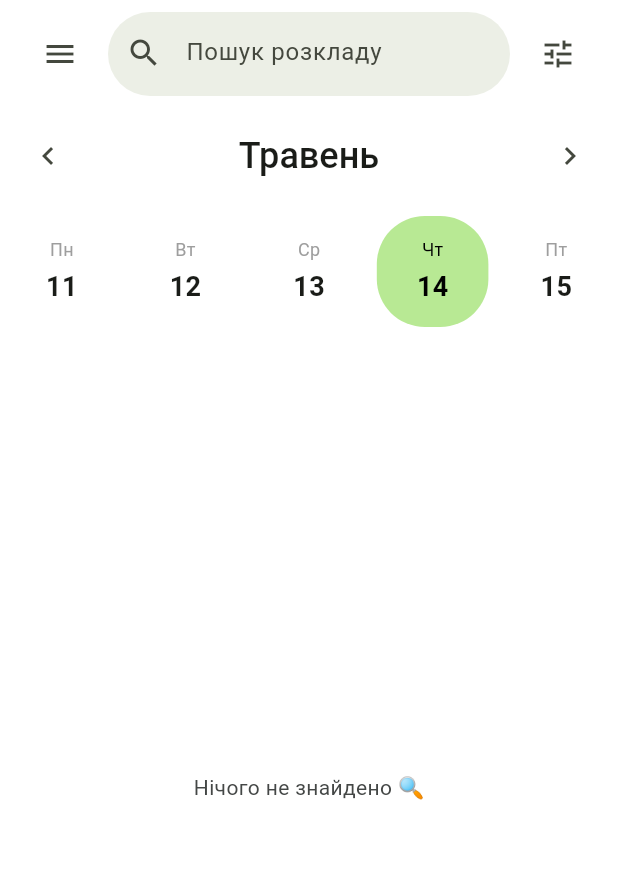
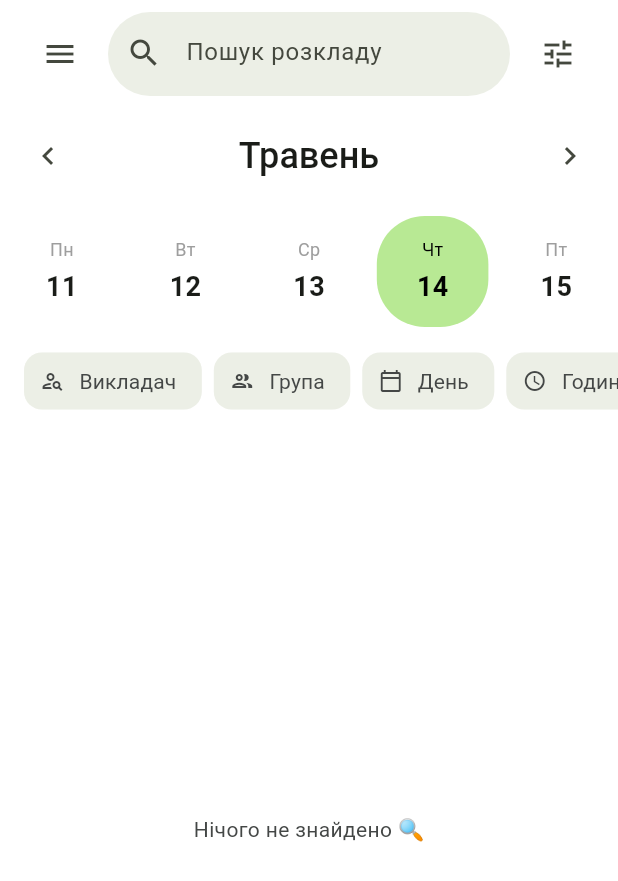
Before and after one commit to hahanzo/university_schedule_app, a Flutter app: the screen it shows after launch, after a tap on the "tune" icon, on a phone screen of 412 x 824 dp. Shown: the top 881 px of the screen. Run offline on Flutter 3.47's test engine with Material 3 defaults, Android fonts, the phone set to English and light mode, and no system bars; our stand-ins replace cloud_firestore, firebase_core, flutter_bloc, freezed_annotation, get_it; accounts and stored records are empty; generated files the repository leaves out were written again.

Commit message:
feat: implement filtering functionality in schedule screen with new UI components

```diff
--- a/lib/core/injection.dart
+++ b/lib/core/injection.dart
@@ -27,5 +27,7 @@ Future<void> configureDependencies() async {
     () => ScheduleRepositoryImpl(getIt<FirebaseFirestore>()),
   );
 
-  getIt.registerFactory(() => ScheduleCubit(getIt<ScheduleRepository>()));
+  getIt.registerSingleton<ScheduleCubit>(
+    ScheduleCubit(getIt<ScheduleRepository>()),
+  );
 }
--- a/lib/main.dart
+++ b/lib/main.dart
@@ -2,6 +2,7 @@ import 'package:flutter_localizations/flutter_localizations.dart';
 import 'package:firebase_core/firebase_core.dart';
 import 'package:intl/date_symbol_data_local.dart';
 import 'package:flutter/material.dart';
+import 'package:flutter/services.dart';
 import 'presentation/pages/schedule_screen.dart';
 import 'core/theme/app_theme.dart';
 import 'core/injection.dart';
@@ -20,6 +21,13 @@ void main() async {
       storageBucket: "uni-schedule-dev.appspot.com",
     ),
   );
+
+  // Set transparent status bar and navigation bar for a more immersive experience
+  SystemChrome.setSystemUIOverlayStyle(const SystemUiOverlayStyle(
+    statusBarColor: Colors.transparent,
+    statusBarIconBrightness: Brightness.dark,
+    systemNavigationBarColor: Colors.transparent,
+  ));
 
   await configureDependencies();
 
--- a/lib/presentation/bloc/schedule_state.dart
+++ b/lib/presentation/bloc/schedule_state.dart
@@ -10,6 +10,7 @@ class ScheduleState with _$ScheduleState {
   const factory ScheduleState.loaded({
     required List<LessonDto> allLessons,
     required List<LessonDto> filteredLessons,
+    required List<String> selectedGroup,
   }) = _Loaded;
   const factory ScheduleState.error(String message) = _Error;
 }
--- a/lib/presentation/pages/schedule_screen.dart
+++ b/lib/presentation/pages/schedule_screen.dart
@@ -1,14 +1,16 @@
 import 'package:flutter/material.dart';
 import 'package:flutter_bloc/flutter_bloc.dart';
 import '../../core/injection.dart';
+import '../../core/theme/app_colors.dart';
 import '../../data/models/lesson_dto.dart';
 import '../bloc/schedule_cubit.dart';
 import '../bloc/schedule_state.dart';
+import '../widgets/filter_chips_bar.dart';
+import '../widgets/selection_bottom_sheet.dart';
+import '../widgets/time_divider.dart';
 import '../widgets/lesson_card.dart';
 import '../widgets/calendar_strip.dart';
 import '../widgets/schedule_header.dart';
-import '../../core/theme/app_colors.dart';
-import '../widgets/time_divider.dart';
 
 class ScheduleScreen extends StatefulWidget {
   const ScheduleScreen({super.key});
@@ -18,12 +20,14 @@ class ScheduleScreen extends StatefulWidget {
 }
 
 class _ScheduleScreenState extends State<ScheduleScreen> {
-  final _cubit = getIt<ScheduleCubit>();
+  late ScheduleCubit _cubit;
   DateTime _selectedDate = DateTime.now();
+  bool _isFilterVisible = false;
 
   @override
   void initState() {
     super.initState();
+    _cubit = getIt<ScheduleCubit>();
     _cubit.loadSchedule('КН-11-1');
   }
 
@@ -31,6 +35,38 @@ class _ScheduleScreenState extends State<ScheduleScreen> {
     setState(() {
       _selectedDate = newDate;
     });
+  }
+
+  void _toggleFilters() {
+    setState(() {
+      _isFilterVisible = !_isFilterVisible;
+    });
+  }
+
+  String _getDayName(int day) {
+    switch (day) {
+      case 1: return 'Понеділок';
+      case 2: return 'Вівторок';
+      case 3: return 'Середа';
+      case 4: return 'Четвер';
+      case 5: return 'П\'ятниця';
+      case 6: return 'Субота';
+      case 7: return 'Неділя';
+      default: return 'Невідомо';
+    }
+  }
+
+  int? _getDayNumber(String? dayName) {
+    switch (dayName) {
+      case 'Понеділок': return 1;
+      case 'Вівторок': return 2;
+      case 'Середа': return 3;
+      case 'Четвер': return 4;
+      case 'П\'ятниця': return 5;
+      case 'Субота': return 6;
+      case 'Неділя': return 7;
+      default: return null;
+    }
   }
 
   // Logic to check if the lesson has already ended
@@ -54,6 +90,17 @@ class _ScheduleScreenState extends State<ScheduleScreen> {
     }
   }
 
+  // Logic for switching months
+  void _changeMonth(int offset) {
+    setState(() {
+      _selectedDate = DateTime(
+        _selectedDate.year,
+        _selectedDate.month + offset,
+        _selectedDate.day,
+      );
+    });
+  }
+
   // Function to call the Material 3 Date Picker
   Future<void> _showDatePicker() async {
     final DateTime? picked = await showDatePicker(
@@ -67,22 +114,70 @@ class _ScheduleScreenState extends State<ScheduleScreen> {
     }
   }
 
-  // Logic for switching months
-  void _changeMonth(int offset) {
-    setState(() {
-      _selectedDate = DateTime(
-        _selectedDate.year,
-        _selectedDate.month + offset,
-        _selectedDate.day,
+  // Function to open the bottom sheet with filter options based on the selected filter type
+  void _openSelectionMenu(String filterType) {
+    final state = _cubit.state;
+
+    state.maybeWhen(
+      loaded: (allLessons, _, __) {
+        List<String> options = [];
+
+        switch (filterType) {
+          case 'Викладач':
+            options = allLessons.map((l) => l.teacherName).toSet().toList();
+            break;
+          case 'Група':
+            options = allLessons.map((l) => l.groupId).toSet().toList();
+            break;
+          case 'Предмет':
+            options = allLessons.map((l) => l.subjectName).toSet().toList();
+            break;
+          case 'Година':
+            options = allLessons.map((l) => l.timeStart).toSet().toList();
+            break;
+          case 'День':
+            options = allLessons.map((l) => _getDayName(l.dayOfWeek)).toSet().toList();
+            break;
+        }
+
+        if (filterType == 'День') {
+          options.sort((a, b) => (_getDayNumber(a) ?? 0).compareTo(_getDayNumber(b) ?? 0));
+        } else {
+          options.sort();
+        }
+
+        showModalBottomSheet(
+          context: context,
+          isScrollControlled: true,
+          backgroundColor: Colors.transparent,
+          builder: (sheetContext) => SelectionBottomSheet(
+            title: '$filterType',
+            items: options,
+            onItemSelected: (selected) {
+              final value = selected == 'RESET' ? null : selected;
+
+              if (filterType == 'Викладач') {
+                _cubit.applyFilter(teacher: value);
+              } else if (filterType == 'Група') {
+                _cubit.applyFilter(group: value);
+              } else if (filterType == 'Предмет') {
+                _cubit.applyFilter(subject: value);
+              } else if (filterType == 'Година') {
+                _cubit.applyFilter(time: value);
+              } else if (filterType == 'День') {
+                _cubit.applyFilter(dayOfWeek: _getDayNumber(value));
+              }
+            },
+          ),
         );
-    });
+      },
+      orElse: () {},
+    );
   }
 
   @override
   Widget build(BuildContext context) {
-    return BlocProvider(
-      create: (context) => _cubit,
-      child: PopScope(
+    return PopScope(
       // Triggered when the user attempts to pop the page (Back button/gesture)
       onPopInvokedWithResult: (didPop, result) {
         if (FocusScope.of(context).hasFocus) {
@@ -98,7 +193,7 @@ class _ScheduleScreenState extends State<ScheduleScreen> {
               ScheduleHeader(
                 onSearchChanged: (query) => _cubit.searchLessons(query),
                 onFilterPressed: () {
-                    // Call BottomSheet with filters (implement in next step)
+                  _toggleFilters();
                 },
               ),
 
@@ -111,7 +206,17 @@ class _ScheduleScreenState extends State<ScheduleScreen> {
                 onNextMonth: () => _changeMonth(1),
               ),
 
-                // Divider between calendar and lessons list (HINT: may be useful for better separation of UI sections)
+              AnimatedSize(
+                duration: const Duration(milliseconds: 300),
+                curve: Curves.easeInOut,
+                child: _isFilterVisible
+                    ? FilterChipsBar(
+                        onChipTap: (type) => _openSelectionMenu(type),
+                      )
+                    : const SizedBox(width: double.infinity, height: 0),
+              ),
+
+              // Divider between calendar and lessons list
               // const Divider(height: 1, color: Colors.black12),
 
               // List of lessons
@@ -122,14 +227,12 @@ class _ScheduleScreenState extends State<ScheduleScreen> {
                       _selectedDate = DateTime.now();
                     });
 
-                      // Clear search via controller if needed
-                      // (requires moving controller to screen level or using a key)
-
                     // Reload data from Bloc
                     await _cubit.loadSchedule('КН-11-1');
                   },
                   color: AppColors.primary,
                   child: BlocBuilder<ScheduleCubit, ScheduleState>(
+                    bloc: _cubit, // Explicitly pass the bloc instance
                     builder: (context, state) {
                         return state.when(
                           initial: () =>
@@ -140,7 +243,7 @@ class _ScheduleScreenState extends State<ScheduleScreen> {
                             ),
                           ),
                           error: (message) => Center(child: Text(message)),
-                          loaded: (allLessons, filteredLessons) {
+                          loaded: (allLessons, filteredLessons, selectedGroup) {
                             final bool isSearching =
                                 filteredLessons.length != allLessons.length;
 
@@ -216,7 +319,6 @@ class _ScheduleScreenState extends State<ScheduleScreen> {
             ),
           ),
         ),
-      ),
       );
   }
 }
--- a/lib/presentation/widgets/calendar_strip.dart
+++ b/lib/presentation/widgets/calendar_strip.dart
@@ -58,17 +58,26 @@ class _CalendarStripState extends State<CalendarStrip> {
                 icon: const Icon(Icons.chevron_left),
                 onPressed: widget.onPreviousMonth,
               ),
-              // Interactive Month Title
-              GestureDetector(
+
+              // Updated Month Title with click feedback
+              Material(
+                color: Colors.transparent,
+                child: InkWell(
                   onTap: widget.onMonthTap,
+                  borderRadius: BorderRadius.circular(8),
+                  child: Padding(
+                    padding: const EdgeInsets.symmetric(horizontal: 12.0, vertical: 4.0),
                     child: Text(
-                  DateFormat('MMMM', 'uk_UA').format(widget.selectedDate).toCapitalized(),
+                      DateFormat('MMMM', 'uk').format(widget.selectedDate).toCapitalized(),
                       style: Theme.of(context).textTheme.headlineSmall?.copyWith(
                             fontWeight: FontWeight.w500,
                             color: AppColors.onBackground,
                           ),
                     ),
                   ),
+                ),
+              ),
+
               IconButton(
                 icon: const Icon(Icons.chevron_right),
                 onPressed: widget.onNextMonth,
--- /dev/null
+++ b/lib/presentation/widgets/filter_chips_bar.dart
@@ -0,0 +1,65 @@
+import 'package:flutter/material.dart';
+import '../../core/theme/app_colors.dart';
+
+class FilterChipsBar extends StatelessWidget {
+  final Function(String filterType) onChipTap;
+  final Map<String, dynamic> activeFilters;
+
+  const FilterChipsBar({
+    super.key,
+    required this.onChipTap,
+    this.activeFilters = const {},
+  });
+
+  @override
+  Widget build(BuildContext context) {
+    final List<Map<String, dynamic>> filterCategories = [
+      {'label': 'Викладач', 'icon': Icons.person_search_outlined, 'key': 'teacher'},
+      {'label': 'Група', 'icon': Icons.group_outlined, 'key': 'group'},
+      {'label': 'День', 'icon': Icons.calendar_today_outlined, 'key': 'dayOfWeek'},
+      {'label': 'Година', 'icon': Icons.access_time, 'key': 'time'},
+      {'label': 'Предмет', 'icon': Icons.book_outlined, 'key': 'subject'},
+    ];
+
+    return SizedBox(
+      height: 56,
+      child: ListView.builder(
+        scrollDirection: Axis.horizontal,
+        padding: const EdgeInsets.symmetric(horizontal: 16, vertical: 8),
+        itemCount: filterCategories.length,
+        itemBuilder: (context, index) {
+          final filter = filterCategories[index];
+          final isActive = activeFilters.containsKey(filter['key']);
+
+          return Padding(
+            padding: const EdgeInsets.only(right: 8.0),
+            child: ActionChip(
+              avatar: Icon(
+                filter['icon'],
+                size: 16,
+                color: isActive ? AppColors.primary : AppColors.onSurfaceVariant
+              ),
+              label: Text(
+                filter['label'],
+                style: TextStyle(
+                  color: isActive ? AppColors.primary : AppColors.onSurfaceVariant,
+                  fontWeight: isActive ? FontWeight.bold : FontWeight.normal,
+                ),
+              ),
+              backgroundColor: isActive
+                  ? AppColors.primary.withOpacity(0.1)
+                  : AppColors.surface.withOpacity(0.3),
+              shape: RoundedRectangleBorder(
+                borderRadius: BorderRadius.circular(12),
+                side: BorderSide(
+                  color: isActive ? AppColors.primary : Colors.transparent,
+                ),
+              ),
+              onPressed: () => onChipTap(filter['label']),
+            ),
+          );
+        },
+      ),
+    );
+  }
+}
```
Also changed, not shown: lib/presentation/bloc/schedule_cubit.dart (+27 -1 lines), lib/presentation/bloc/schedule_filters.dart (added, +17 -0 lines), lib/presentation/widgets/selection_bottom_sheet.dart (added, +59 -0 lines), pubspec.lock. Lines whose indentation alone changed are shown as unchanged.
